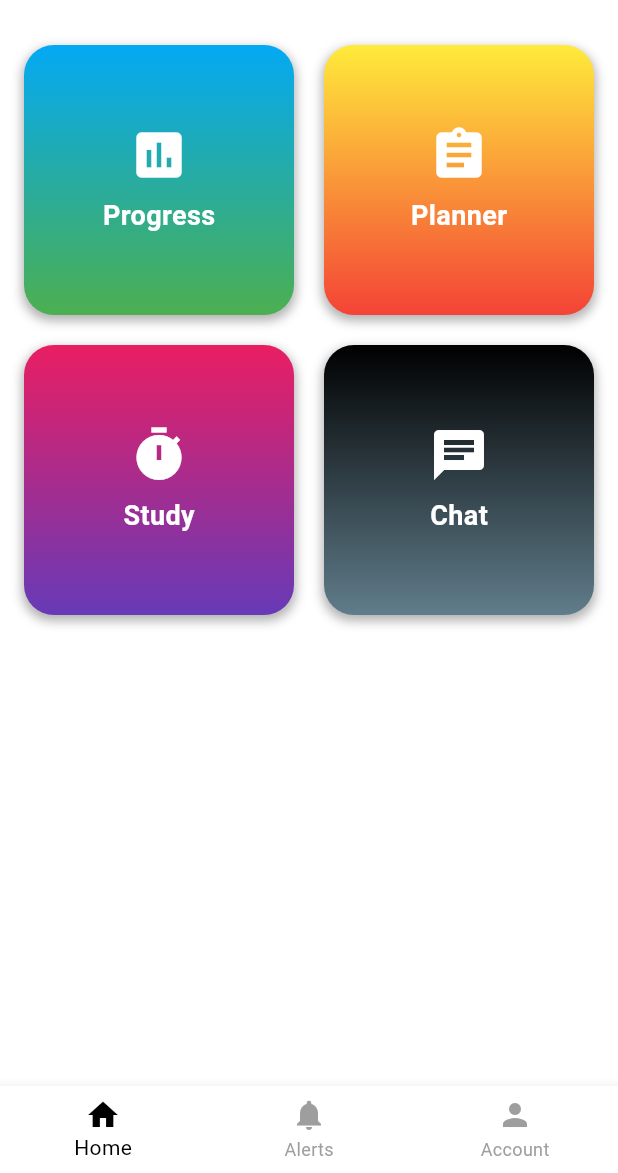
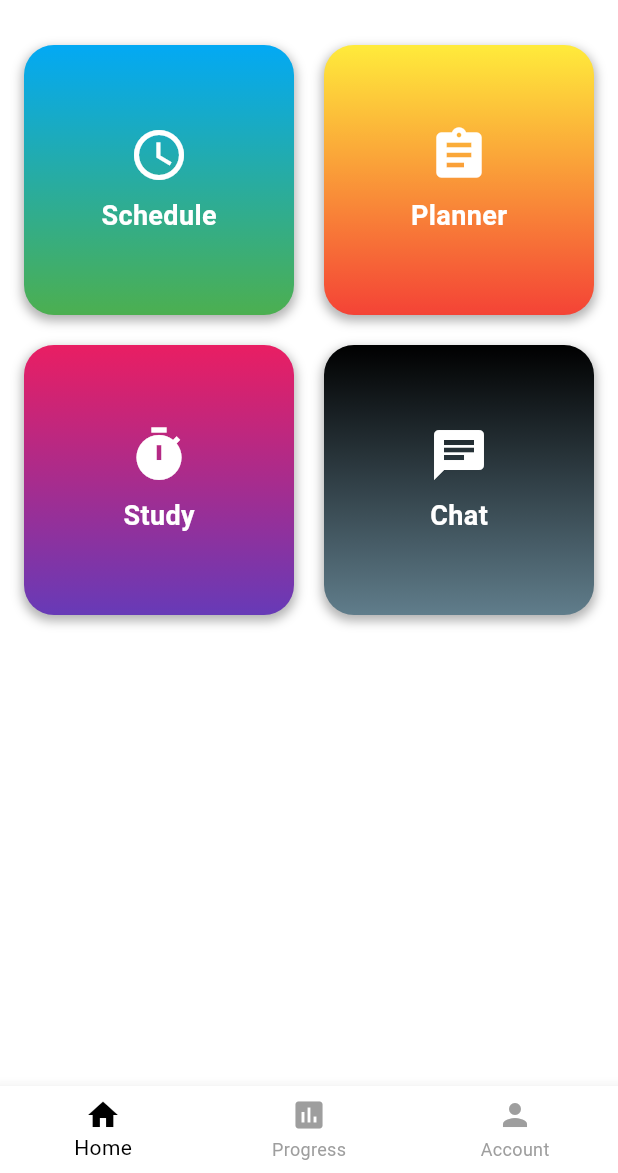
Before and after one commit to KelvQ/student_central, a Flutter app: the HomePage screen opened directly, on a phone screen of 412 x 824 dp, the part 63-1236 px from its top. Run offline on Flutter 3.47's test engine with Material 3 defaults, Android fonts, the phone set to English and light mode, and no system bars; our stand-ins replace cloud_firestore, firebase_auth, firebase_core; accounts and stored records are empty.

Commit message:
Moved progress to bottom nav bar

```diff
--- a/lib/home.dart
+++ b/lib/home.dart
@@ -1,6 +1,6 @@
 import 'package:flutter/material.dart';
+import 'package:student_central/progress.dart';
 import 'home_content.dart';
-import 'alerts.dart';
 import 'account.dart';
 
 class HomePage extends StatefulWidget {
@@ -15,8 +15,7 @@ class _HomePageState extends State<HomePage> {
 
   static final List<Widget> _widgetOptions = <Widget>[
     const HomeContent(),
-    // SearchPage(),
-    const AlertsPage(),
+    const ProgressPage(),
     const ProfilePage(),
   ];
 
@@ -53,8 +52,8 @@ class _HomePageState extends State<HomePage> {
           //   label: 'Search',
           // ),
           BottomNavigationBarItem(
-            icon: Icon(Icons.notifications),
-            label: 'Alerts',
+            icon: Icon(Icons.assessment),
+            label: 'Progress',
           ),
           BottomNavigationBarItem(
             icon: Icon(Icons.person),
--- a/lib/home_content.dart
+++ b/lib/home_content.dart
@@ -31,8 +31,8 @@ class HomeContent extends StatelessWidget {
         crossAxisSpacing: 20,
         children: <Widget>[
           SquareButton(
-            icon: Icons.assessment,
-            label: 'Progress',
+            icon: Icons.schedule,
+            label: 'Schedule',
             onPressed: () {
               Navigator.push(
                 context,
--- a/lib/progress.dart
+++ b/lib/progress.dart
@@ -25,9 +25,6 @@ class _ProgressPageState extends State<ProgressPage> {
   @override
   Widget build(BuildContext context) {
     return Scaffold(
-      appBar: AppBar(
-        title: const Text('Progress'),
-      ),
       body: Padding(
         padding: const EdgeInsets.all(16.0),
         child: Column(
```
